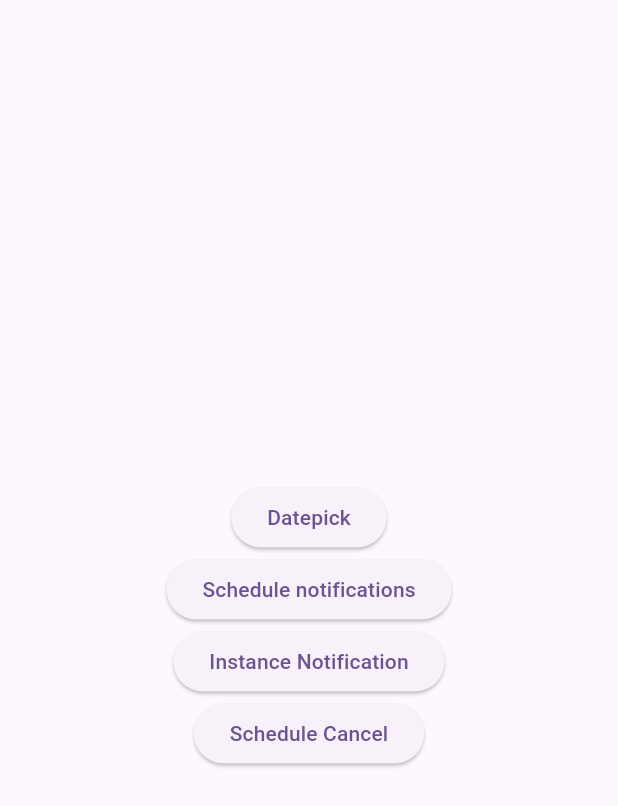
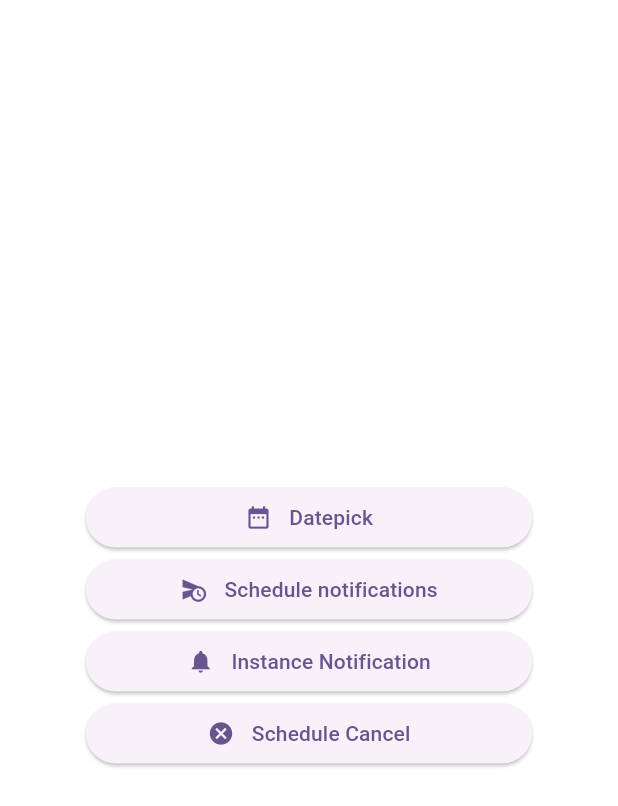
Before and after one commit to jaydipnasit-oceanmtech/notifications, a Flutter app: the screen it shows after launch, on a phone screen of 412 x 824 dp. Shown: the top 806 px of the screen. Run offline on Flutter 3.47's test engine with Material 3 defaults, Android fonts, the phone set to English and light mode, and no system bars; our stand-ins replace flutter_datetime_picker_bdaya, flutter_local_notifications, flutter_screenutil, permission_handler, timezone.

Commit message:
ui changin

```diff
--- a/lib/view/home_notifications_screen.dart
+++ b/lib/view/home_notifications_screen.dart
@@ -1,5 +1,6 @@
 import 'package:flutter/material.dart';
 import 'package:flutter_datetime_picker_bdaya/flutter_datetime_picker_bdaya.dart';
+import 'package:flutter_screenutil/flutter_screenutil.dart';
 import 'package:intl/intl.dart';
 
 import 'package:notifications/view/servies.dart';
@@ -16,13 +17,15 @@ class _HomeNotificationsState extends State<HomeNotifications> {
   @override
   Widget build(BuildContext context) {
     return Scaffold(
+      backgroundColor: Colors.white,
       body: Column(mainAxisAlignment: MainAxisAlignment.center, children: [
         Center(
             child: scheduleTime != null
                 ? Text(DateFormat('dd/MM/yyyy | hh:mm a').format(scheduleTime!))
                 : const SizedBox.shrink()),
         const SizedBox(height: 10),
-        ElevatedButton(
+        commonButton(
+          icon: Icons.date_range,
           onPressed: () {
             DatePickerBdaya.showDateTimePicker(
               context,
@@ -31,10 +34,9 @@ class _HomeNotificationsState extends State<HomeNotifications> {
               onConfirm: (date) {},
             );
           },
-          child: const Text("Datepick"),
+          text: "Datepick",
         ),
-        ElevatedButton(
-            child: const Text('Schedule notifications'),
+        commonButton(
             onPressed: () {
               if (scheduleTime != null) {
                 debugPrint('Notification Scheduled for $scheduleTime');
@@ -54,21 +56,39 @@ class _HomeNotificationsState extends State<HomeNotifications> {
                   );
                 });
               }
-            }),
-        ElevatedButton(
-            onPressed: () {
-              NotificationService().showNotification(
-                title: "Flutter Devloper",
-                body: "It working",
-              );
             },
-            child: const Text("Instance Notification")),
-        ElevatedButton(
-            onPressed: () {
-              NotificationService().scheduleNotificationCancel();
-            },
-            child: const Text("Schedule Cancel"))
+            icon: Icons.schedule_send,
+            text: "Schedule notifications"),
+        commonButton(
+          onPressed: () {
+            NotificationService().showNotification(
+              title: "Flutter Devloper",
+              body: "It working",
+            );
+          },
+          icon: Icons.notifications,
+          text: "Instance Notification",
+        ),
+        commonButton(
+          onPressed: () => NotificationService().scheduleNotificationCancel(),
+          icon: Icons.cancel,
+          text: "Schedule Cancel",
+        ),
       ]),
     );
   }
 }
+
+Widget commonButton({required VoidCallback onPressed, required IconData icon, required String text}) {
+  return Padding(
+    padding: EdgeInsets.symmetric(horizontal: 50.w),
+    child: ElevatedButton(
+      onPressed: onPressed,
+      child: Row(mainAxisAlignment: MainAxisAlignment.center, children: [
+        Icon(icon),
+        SizedBox(width: 10.w),
+        Text(text),
+      ]),
+    ),
+  );
+}
```
